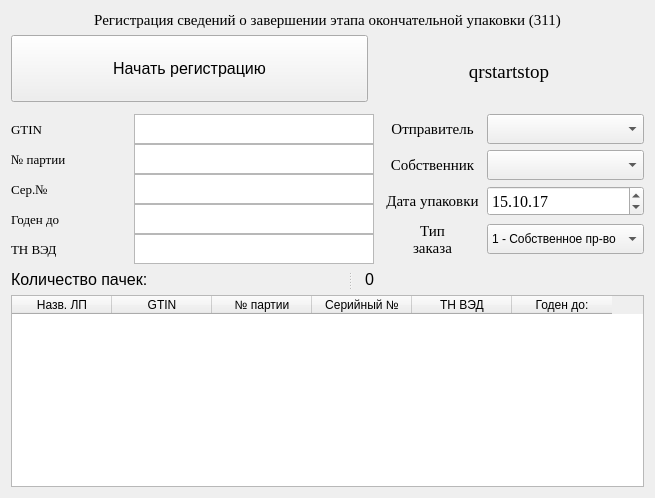
This is Widgets/RegisterEndPackingWidget311/registerendpackingwidget311.ui in andreyshmelev/drug_marking as Qt 5 draws it before an edit. The edited form follows.
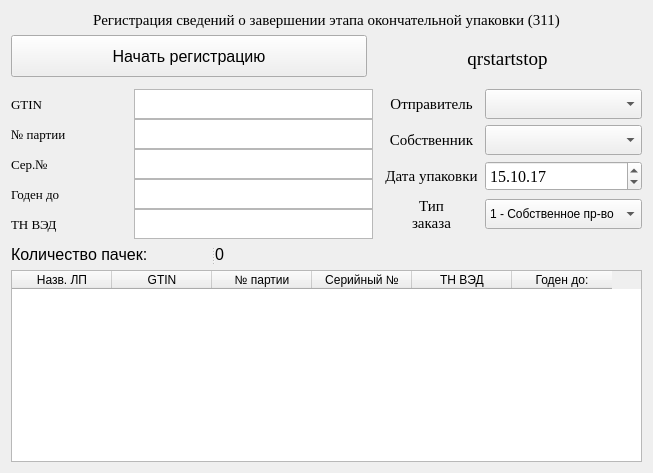
This is the edited form.

Diff of the .ui file:
```diff
--- a/Widgets/RegisterEndPackingWidget311/registerendpackingwidget311.ui
+++ b/Widgets/RegisterEndPackingWidget311/registerendpackingwidget311.ui
@@ -6,8 +6,8 @@
    <rect>
     <x>0</x>
     <y>0</y>
-    <width>655</width>
-    <height>498</height>
+    <width>653</width>
+    <height>473</height>
    </rect>
   </property>
   <property name="windowTitle">
@@ -359,6 +359,12 @@
           <verstretch>0</verstretch>
          </sizepolicy>
         </property>
+        <property name="maximumSize">
+         <size>
+          <width>200</width>
+          <height>16777215</height>
+         </size>
+        </property>
         <property name="font">
          <font>
           <pointsize>12</pointsize>
@@ -369,6 +375,12 @@
         </property>
        </widget>
        <widget class="QLabel" name="countMedicamentValue">
+        <property name="maximumSize">
+         <size>
+          <width>60</width>
+          <height>16777215</height>
+         </size>
+        </property>
         <property name="font">
          <font>
           <pointsize>12</pointsize>
@@ -378,13 +390,19 @@
          <string>0</string>
         </property>
         <property name="alignment">
-         <set>Qt::AlignRight|Qt::AlignTrailing|Qt::AlignVCenter</set>
+         <set>Qt::AlignLeading|Qt::AlignLeft|Qt::AlignVCenter</set>
         </property>
        </widget>
       </widget>
      </item>
      <item row="3" column="2" colspan="2">
       <widget class="QLabel" name="errorLabel">
+       <property name="sizePolicy">
+        <sizepolicy hsizetype="Expanding" vsizetype="Preferred">
+         <horstretch>0</horstretch>
+         <verstretch>0</verstretch>
+        </sizepolicy>
+       </property>
        <property name="font">
         <font>
          <pointsize>12</pointsize>
```
